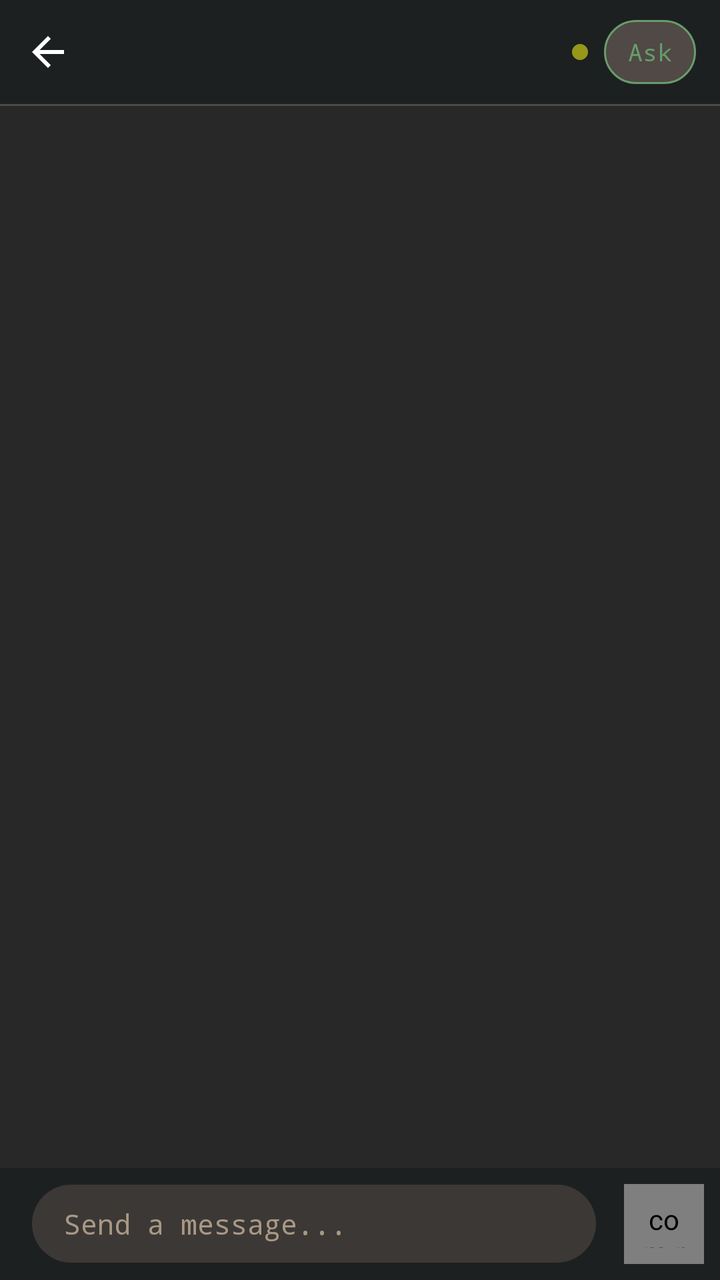
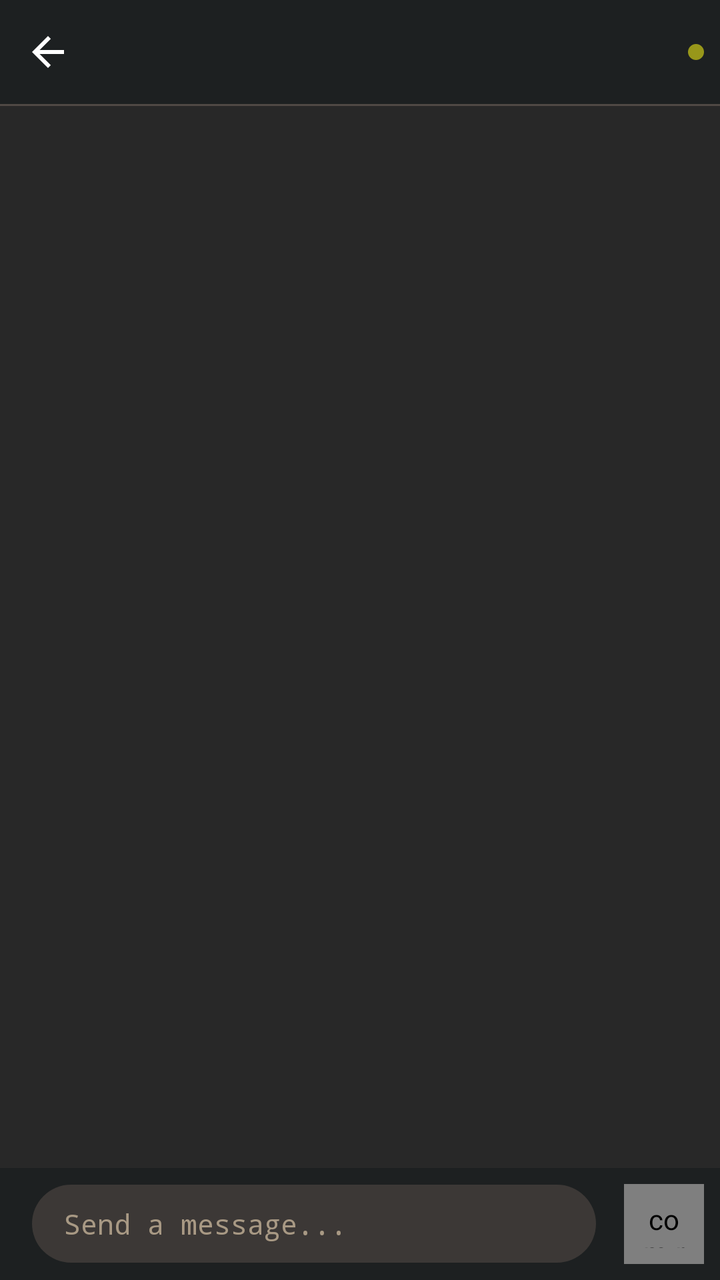

Two renders of the same Android screen: before a commit and after it. Below are the layout's source before the change and the commit's diff.
<!-- AndroidManifest.xml: application theme Theme.Listener -->
<!-- res/layout/activity_remote_control.xml -->
<?xml version="1.0" encoding="utf-8"?>
<FrameLayout xmlns:android="http://schemas.android.com/apk/res/android"
    android:layout_width="match_parent"
    android:layout_height="match_parent"
    android:background="@color/gbx_bg"
    android:clipChildren="false">

    <LinearLayout
        android:layout_width="match_parent"
        android:layout_height="match_parent"
        android:orientation="vertical">

        
        <LinearLayout
            android:id="@+id/rcTopBar"
            android:layout_width="match_parent"
            android:layout_height="52dp"
            android:background="@color/gbx_bg0_hard"
            android:orientation="horizontal"
            android:gravity="center_vertical">

            <ImageView
                android:id="@+id/rcBtnBack"
                android:layout_width="48dp"
                android:layout_height="match_parent"
                android:padding="12dp"
                android:src="@drawable/ic_back"
                android:scaleType="centerInside"
                android:clickable="true"
                android:focusable="true"
                android:background="?attr/selectableItemBackgroundBorderless" />

            <TextView
                android:id="@+id/rcTitle"
                android:layout_width="0dp"
                android:layout_height="match_parent"
                android:layout_weight="1"
                android:gravity="center_vertical"
                android:paddingStart="8dp"
                android:paddingEnd="8dp"
                android:textColor="@color/gbx_fg"
                android:textSize="16sp"
                android:textStyle="bold"
                android:fontFamily="monospace"
                android:maxLines="1"
                android:ellipsize="end" />

            <TextView
                android:id="@+id/rcContextPct"
                android:layout_width="wrap_content"
                android:layout_height="match_parent"
                android:gravity="center_vertical"
                android:paddingEnd="8dp"
                android:textColor="@color/gbx_gray"
                android:textSize="11sp"
                android:fontFamily="monospace"
                android:visibility="gone" />

            <View
                android:id="@+id/rcStatusDot"
                android:layout_width="8dp"
                android:layout_height="8dp"
                android:layout_marginEnd="8dp"
                android:background="@drawable/bg_status_dot" />

            <TextView
                android:id="@+id/rcModeSelector"
                android:layout_width="wrap_content"
                android:layout_height="32dp"
                android:gravity="center"
                android:paddingStart="12dp"
                android:paddingEnd="12dp"
                android:layout_marginEnd="12dp"
                android:textColor="@color/gbx_aqua"
                android:textSize="12sp"
                android:fontFamily="monospace"
                android:background="@drawable/bg_mode_chip"
                android:clickable="true"
                android:focusable="true"
                android:text="Ask" />

        </LinearLayout>

        <View
            android:layout_width="match_parent"
            android:layout_height="1dp"
            android:background="@color/gbx_bg2" />

        
        <androidx.recyclerview.widget.RecyclerView
            android:id="@+id/rcMessageList"
            android:layout_width="match_parent"
            android:layout_height="0dp"
            android:layout_weight="1"
            android:background="@color/gbx_bg"
            android:clipToPadding="false"
            android:paddingTop="8dp"
            android:paddingBottom="8dp" />

        
        <TextView
            android:id="@+id/rcThinkingView"
            android:layout_width="match_parent"
            android:layout_height="wrap_content"
            android:gravity="center"
            android:padding="8dp"
            android:textStyle="italic"
            android:textColor="@color/gbx_gray"
            android:textSize="13sp"
            android:fontFamily="monospace"
            android:visibility="gone"
            android:text="Thinking..." />

        
        <TextView
            android:id="@+id/rcEndedBanner"
            android:layout_width="match_parent"
            android:layout_height="wrap_content"
            android:background="@color/gbx_bg0_hard"
            android:gravity="center"
            android:padding="8dp"
            android:text="Session ended"
            android:textColor="@color/gbx_gray"
            android:textSize="13sp"
            android:fontFamily="monospace"
            android:visibility="gone" />

        
        <GridLayout
            android:id="@+id/rcActionButtons"
            android:layout_width="match_parent"
            android:layout_height="wrap_content"
            android:columnCount="2"
            android:background="@color/gbx_bg0_hard"
            android:paddingStart="12dp"
            android:paddingEnd="12dp"
            android:paddingTop="8dp"
            android:paddingBottom="8dp"
            android:visibility="gone" />

        
        <LinearLayout
            android:id="@+id/rcInputBar"
            android:layout_width="match_parent"
            android:layout_height="wrap_content"
            android:orientation="horizontal"
            android:background="@color/gbx_bg0_hard"
            android:gravity="center_vertical"
            android:paddingStart="8dp"
            android:paddingEnd="8dp"
            android:paddingTop="8dp"
            android:paddingBottom="8dp">

            <EditText
                android:id="@+id/rcInput"
                android:layout_width="0dp"
                android:layout_height="wrap_content"
                android:layout_weight="1"
                android:layout_marginStart="8dp"
                android:layout_marginEnd="8dp"
                android:background="@drawable/bg_input_pill"
                android:textColor="@color/gbx_fg"
                android:textColorHint="@color/gbx_gray"
                android:hint="Send a message..."
                android:textSize="14sp"
                android:fontFamily="monospace"
                android:paddingStart="16dp"
                android:paddingEnd="16dp"
                android:paddingTop="10dp"
                android:paddingBottom="10dp"
                android:maxLines="4"
                android:inputType="textMultiLine" />

            <ImageView
                android:id="@+id/rcStopButton"
                android:layout_width="40dp"
                android:layout_height="40dp"
                android:layout_marginStart="6dp"
                android:padding="10dp"
                android:src="@android:drawable/ic_menu_close_clear_cancel"
                android:scaleType="centerInside"
                android:background="@drawable/bg_stop_button"
                android:clickable="true"
                android:focusable="true"
                android:tint="@android:color/white"
                android:visibility="gone" />

            <FrameLayout
                android:layout_width="40dp"
                android:layout_height="40dp"
                android:layout_marginStart="6dp">

                <com.repository.listener.ui.views.VoiceRecordButton
                    android:id="@+id/rcMicButton"
                    android:layout_width="40dp"
                    android:layout_height="40dp"
                    android:padding="8dp"
                    android:src="@drawable/ic_mic"
                    android:scaleType="centerInside"
                    android:background="@drawable/bg_mic_button"
                    android:visibility="visible" />

                <ImageView
                    android:id="@+id/rcSendButton"
                    android:layout_width="40dp"
                    android:layout_height="40dp"
                    android:padding="8dp"
                    android:src="@drawable/ic_send"
                    android:scaleType="centerInside"
                    android:background="@drawable/bg_send_button"
                    android:clickable="true"
                    android:focusable="true"
                    android:visibility="gone" />
            </FrameLayout>
        </LinearLayout>

    </LinearLayout>

    
    <ImageView
        android:id="@+id/rcScrollToBottom"
        android:layout_width="40dp"
        android:layout_height="40dp"
        android:layout_gravity="bottom|end"
        android:layout_marginEnd="16dp"
        android:layout_marginBottom="76dp"
        android:padding="8dp"
        android:src="@drawable/ic_arrow_downward"
        android:scaleType="centerInside"
        android:background="@drawable/bg_send_button"
        android:tint="@android:color/white"
        android:clickable="true"
        android:focusable="true"
        android:elevation="4dp"
        android:visibility="gone" />

    
    <com.repository.listener.ui.views.RecordingOverlay
        android:id="@+id/rcRecordingOverlay"
        android:layout_width="match_parent"
        android:layout_height="56dp"
        android:layout_gravity="bottom"
        android:visibility="gone" />

    
    <LinearLayout
        android:id="@+id/rcLoadingOverlay"
        android:layout_width="wrap_content"
        android:layout_height="wrap_content"
        android:layout_gravity="center"
        android:orientation="vertical"
        android:gravity="center"
        android:padding="16dp"
        android:visibility="gone">

        <ProgressBar
            android:id="@+id/rcLoadingSpinner"
            android:layout_width="40dp"
            android:layout_height="40dp"
            android:indeterminate="true"
            android:indeterminateTint="@color/gbx_aqua" />

        <TextView
            android:layout_width="wrap_content"
            android:layout_height="wrap_content"
            android:layout_marginTop="8dp"
            android:text="Loading conversation..."
            android:textColor="@color/gbx_gray"
            android:textSize="12sp"
            android:fontFamily="monospace" />
    </LinearLayout>
</FrameLayout>
<!-- resources referenced by this layout -->
<resources>
  <color name="gbx_aqua">#FF689d6a</color>
  <color name="gbx_bg">#FF282828</color>
  <color name="gbx_bg0_hard">#FF1d2021</color>
  <color name="gbx_bg2">#FF504945</color>
  <color name="gbx_fg">#FFebdbb2</color>
  <color name="gbx_gray">#FFa89984</color>
  <!-- drawable bg_input_pill (drawable) -->
  <?xml version="1.0" encoding="utf-8"?>
  <shape xmlns:android="http://schemas.android.com/apk/res/android"
      android:shape="rectangle">
      <solid android:color="#FF3c3836" />
      <corners android:radius="24dp" />
  </shape>
  <!-- drawable bg_mic_button (drawable) -->
  <?xml version="1.0" encoding="utf-8"?>
  <shape xmlns:android="http://schemas.android.com/apk/res/android"
      android:shape="oval">
      <solid android:color="#FF458588" />
      <size android:width="40dp" android:height="40dp" />
  </shape>
  <!-- drawable bg_mode_chip (drawable) -->
  <?xml version="1.0" encoding="utf-8"?>
  <shape xmlns:android="http://schemas.android.com/apk/res/android"
      android:shape="rectangle">
      <solid android:color="@color/gbx_bg2" />
      <corners android:radius="16dp" />
      <stroke android:width="1dp" android:color="@color/gbx_aqua" />
  </shape>
  <!-- drawable bg_send_button (drawable) -->
  <?xml version="1.0" encoding="utf-8"?>
  <shape xmlns:android="http://schemas.android.com/apk/res/android"
      android:shape="oval">
      <solid android:color="#FF98971a" />
      <size android:width="40dp" android:height="40dp" />
  </shape>
  <!-- drawable bg_status_dot (drawable) -->
  <?xml version="1.0" encoding="utf-8"?>
  <shape xmlns:android="http://schemas.android.com/apk/res/android"
      android:shape="oval">
      <solid android:color="@color/gbx_green" />
      <size android:width="8dp" android:height="8dp" />
  </shape>
  <!-- drawable bg_stop_button (drawable) -->
  <?xml version="1.0" encoding="utf-8"?>
  <shape xmlns:android="http://schemas.android.com/apk/res/android"
      android:shape="oval">
      <solid android:color="#CC241D" />
      <size android:width="40dp" android:height="40dp" />
  </shape>
  <!-- drawable ic_send (drawable) -->
  <vector xmlns:android="http://schemas.android.com/apk/res/android"
      android:width="24dp"
      android:height="24dp"
      android:viewportWidth="24"
      android:viewportHeight="24">
      <path
          android:fillColor="@android:color/white"
          android:pathData="M2.01,21L23,12 2.01,3 2,10l15,2 -15,2z" />
  </vector>
  <color name="gbx_green">#FF98971a</color>
  <color name="gbx_orange">#FFfe8019</color>
  <color name="gbx_yellow">#FFd79921</color>
  <color name="gbx_bg1">#FF3c3836</color>
  <color name="gbx_red">#FFcc241d</color>
  <color name="gbx_purple">#FFb16286</color>
  <style name="ThemeOverlay.App.MaterialAlertDialog" parent="ThemeOverlay.Material3.MaterialAlertDialog">
          <item name="shapeAppearanceOverlay">@style/ShapeAppearance.App.Dialog</item>
          <item name="colorSurface">@color/gbx_bg1</item>
      </style>
  <style name="ThemeOverlay.App.BottomSheetDialog" parent="ThemeOverlay.Material3.BottomSheetDialog">
          <item name="bottomSheetStyle">@style/Widget.App.BottomSheet</item>
      </style>
  <style name="ShapeAppearance.App.Dialog" parent="">
          <item name="cornerFamily">rounded</item>
          <item name="cornerSize">16dp</item>
      </style>
  <style name="Widget.App.BottomSheet" parent="Widget.Material3.BottomSheet">
          <item name="shapeAppearanceOverlay">@style/ShapeAppearance.App.BottomSheet</item>
          <item name="backgroundTint">@color/gbx_bg</item>
      </style>
  <style name="ShapeAppearance.App.BottomSheet" parent="">
          <item name="cornerFamily">rounded</item>
          <item name="cornerSizeTopLeft">24dp</item>
          <item name="cornerSizeTopRight">24dp</item>
          <item name="cornerSizeBottomLeft">0dp</item>
          <item name="cornerSizeBottomRight">0dp</item>
      </style>
  <!-- unchanged entries left out for length: 4 -->
</resources>

<!-- the commit's change to res/layout/activity_remote_control.xml (unified diff, before → after) -->
@@ -63,21 +63,6 @@
                 android:layout_marginEnd="8dp"
                 android:background="@drawable/bg_status_dot" />
 
-            <TextView
-                android:id="@+id/rcModeSelector"
-                android:layout_width="wrap_content"
-                android:layout_height="32dp"
-                android:gravity="center"
-                android:paddingStart="12dp"
-                android:paddingEnd="12dp"
-                android:layout_marginEnd="12dp"
-                android:textColor="@color/gbx_aqua"
-                android:textSize="12sp"
-                android:fontFamily="monospace"
-                android:background="@drawable/bg_mode_chip"
-                android:clickable="true"
-                android:focusable="true"
-                android:text="Ask" />
 
         </LinearLayout>
 
<!-- resource entries referenced after the edit -->
@@ -19,14 +19,6 @@
       android:shape="oval">
       <solid android:color="#FF458588" />
       <size android:width="40dp" android:height="40dp" />
-  </shape>
-  <!-- drawable bg_mode_chip (drawable) -->
-  <?xml version="1.0" encoding="utf-8"?>
-  <shape xmlns:android="http://schemas.android.com/apk/res/android"
-      android:shape="rectangle">
-      <solid android:color="@color/gbx_bg2" />
-      <corners android:radius="16dp" />
-      <stroke android:width="1dp" android:color="@color/gbx_aqua" />
   </shape>
   <!-- drawable bg_send_button (drawable) -->
   <?xml version="1.0" encoding="utf-8"?>
